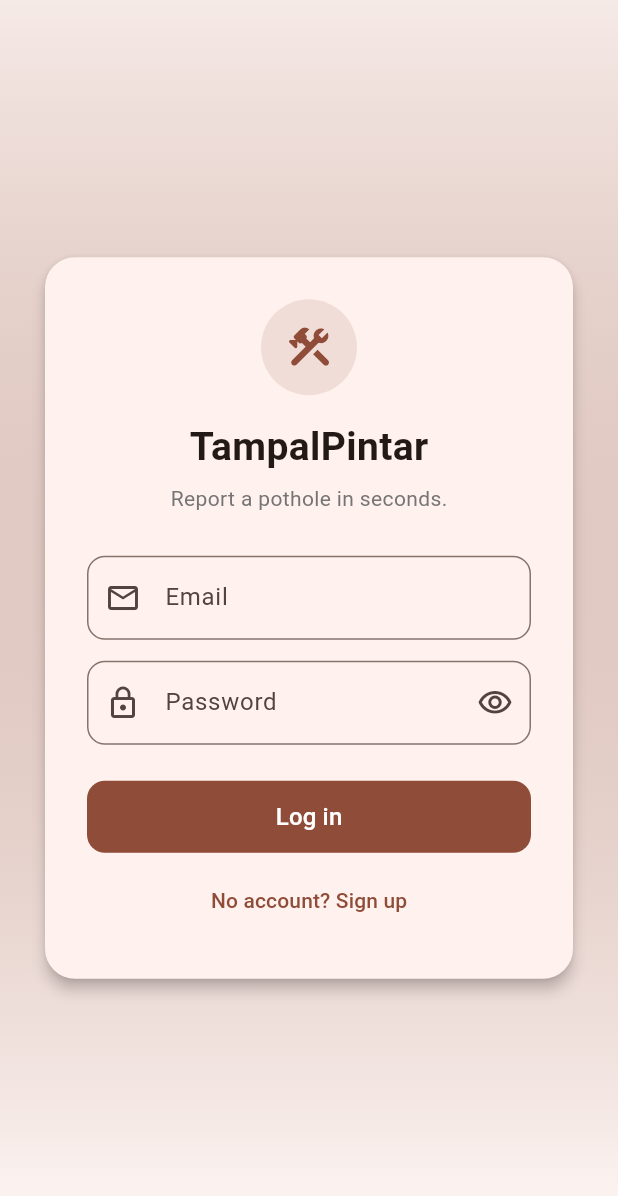
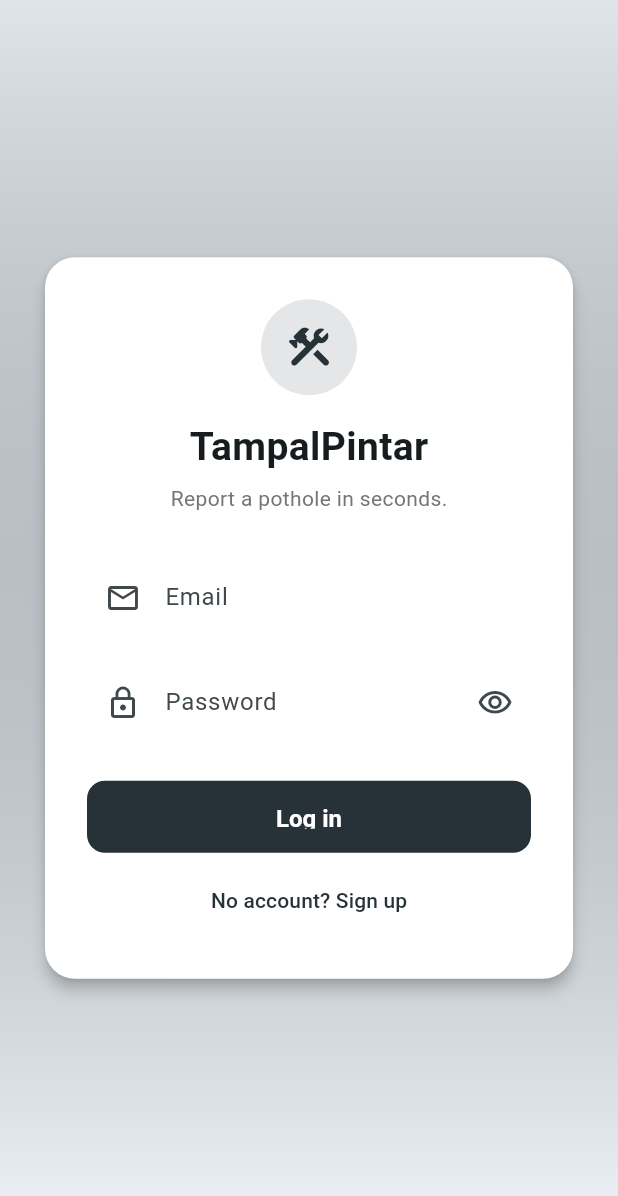
Before and after one commit to LEH268/TampalPintar, a Flutter app: the screen it shows after launch, on a phone screen of 412 x 824 dp. Shown: the top 1196 px of the screen. Run offline on Flutter 3.47's test engine with Material 3 defaults, Android fonts, the phone set to English and light mode, and no system bars; our stand-ins replace geolocator, image_picker, supabase_flutter, webview_flutter; accounts and stored records are empty.

Commit message:
updated ui

```diff
--- /dev/null
+++ b/mobile/lib/core/app_theme.dart
@@ -0,0 +1,50 @@
+import 'package:flutter/material.dart';
+
+class AppTheme {
+  static final ThemeData lightTheme = ThemeData(
+    useMaterial3: true,
+    colorScheme: ColorScheme.fromSeed(
+      seedColor: const Color(0xFF263238),
+      primary: const Color(0xFF263238),
+      secondary: const Color(0xFF00897B),
+      surface: const Color(0xFFF0F4F8),
+    ),
+    appBarTheme: const AppBarTheme(
+      centerTitle: true,
+      elevation: 0,
+      backgroundColor: Colors.transparent,
+      surfaceTintColor: Colors.transparent,
+      titleTextStyle: TextStyle(color: Colors.black87, fontSize: 20, fontWeight: FontWeight.bold),
+      iconTheme: IconThemeData(color: Colors.black87),
+    ),
+    cardTheme: CardThemeData(
+        elevation: 0,
+        shape: RoundedRectangleBorder(
+            borderRadius: BorderRadius.circular(16),
+        ),
+        color: Colors.white,
+        margin: const EdgeInsets.symmetric(
+            vertical: 8,
+            horizontal: 16,
+        ),
+    ),
+    filledButtonTheme: FilledButtonThemeData(
+      style: FilledButton.styleFrom(
+        padding: const EdgeInsets.symmetric(vertical: 16),
+        shape: RoundedRectangleBorder(borderRadius: BorderRadius.circular(12)),
+        textStyle: const TextStyle(fontSize: 16, fontWeight: FontWeight.bold),
+      ),
+    ),
+    inputDecorationTheme: InputDecorationTheme(
+      filled: true,
+      fillColor: Colors.white,
+      contentPadding: const EdgeInsets.symmetric(horizontal: 16, vertical: 16),
+      border: OutlineInputBorder(borderRadius: BorderRadius.circular(12), borderSide: BorderSide.none),
+      enabledBorder: OutlineInputBorder(borderRadius: BorderRadius.circular(12), borderSide: BorderSide.none),
+      focusedBorder: OutlineInputBorder(
+        borderRadius: BorderRadius.circular(12),
+        borderSide: const BorderSide(color: Color(0xFF263238), width: 1.5),
+      ),
+    ),
+  );
+}
--- a/mobile/lib/main.dart
+++ b/mobile/lib/main.dart
@@ -1,13 +1,19 @@
 import 'package:flutter/material.dart';
 import 'package:supabase_flutter/supabase_flutter.dart';
 
+import 'core/app_theme.dart';
+import 'supabase_config.dart';
 import 'screens/login_screen.dart';
-import 'screens/map_screen.dart';
-import 'supabase_config.dart';
+import 'screens/main_nav.dart';
 
 Future<void> main() async {
   WidgetsFlutterBinding.ensureInitialized();
-  await Supabase.initialize(url: supabaseUrl, publishableKey: supabasePublishableKey);
+
+  await Supabase.initialize(
+    url: supabaseUrl,
+    anonKey: supabasePublishableKey,
+  );
+
   runApp(const TampalPintarApp());
 }
 
@@ -18,7 +24,8 @@ class TampalPintarApp extends StatelessWidget {
   Widget build(BuildContext context) {
     return MaterialApp(
       title: 'TampalPintar',
-      theme: ThemeData(colorScheme: ColorScheme.fromSeed(seedColor: Colors.deepOrange)),
+      debugShowCheckedModeBanner: false,
+      theme: AppTheme.lightTheme,
       home: const AuthGate(),
     );
   }
@@ -33,7 +40,7 @@ class AuthGate extends StatelessWidget {
       stream: Supabase.instance.client.auth.onAuthStateChange,
       builder: (context, snapshot) {
         final session = Supabase.instance.client.auth.currentSession;
-        return session == null ? const LoginScreen() : const MapScreen();
+        return session == null ? const LoginScreen() : const MainNav();
       },
     );
   }
```
Also changed, not shown: mobile/lib/screens/driving_screen.dart (added, +113 -0 lines), mobile/lib/screens/main_nav.dart (added, +45 -0 lines), mobile/lib/screens/reward_screen.dart (added, +83 -0 lines), mobile/lib/screens/settings_screen.dart (added, +85 -0 lines).
